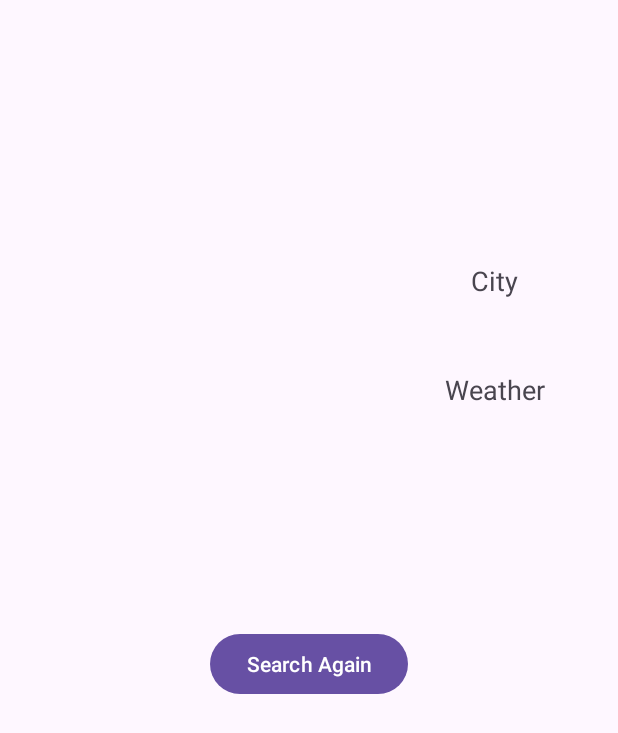
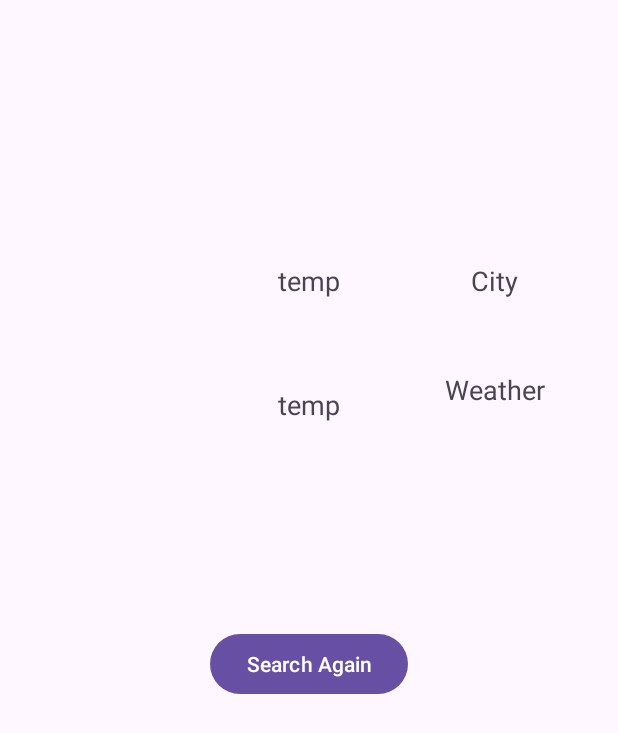
Before and after one commit to ahemanthyadav/weatherApplication, an Android app: the WeatherDetailsFragment screen opened through its navigation route, on a phone screen of 412 x 824 dp. Shown: the top 733 px of the screen. Run offline under Robolectric (Android 15) with nearby library versions, the phone set to English and light mode, and no system bars; our stand-ins replace Dagger/Hilt's generated code, RxJava, navigation-ui.

Commit message:
add temp details to screen, conflict resolve between location and saved search city

```diff
--- a/app/src/main/java/com/example/weatherapplication/BaseApplication.kt
+++ b/app/src/main/java/com/example/weatherapplication/BaseApplication.kt
@@ -1,6 +1,8 @@
 package com.example.weatherapplication
 
 import android.app.Application
+import dagger.hilt.android.HiltAndroidApp
 
+@HiltAndroidApp
 open class BaseApplication: Application() {
 }
--- a/app/src/main/java/com/example/weatherapplication/WeatherApplication.kt
+++ b/app/src/main/java/com/example/weatherapplication/WeatherApplication.kt
@@ -2,7 +2,12 @@ package com.example.weatherapplication
 
 import android.app.Application
 import dagger.hilt.android.HiltAndroidApp
+/*
+
+// Need to enable this for using hilt in unit testing
 
 @HiltAndroidApp
 class WeatherApplication: BaseApplication(){
 }
+
+ */
--- a/app/src/main/java/com/example/weatherapplication/ui/viewmModels/LocationViewModel.kt
+++ b/app/src/main/java/com/example/weatherapplication/ui/viewmModels/LocationViewModel.kt
@@ -13,4 +13,6 @@ class LocationViewModel: ViewModel() {
         // Save first click through out the application
         _locationCalledOnce.value = locationCalledOnce
     }
+
+
 }
--- a/app/src/main/res/layout/weather_details.xml
+++ b/app/src/main/res/layout/weather_details.xml
@@ -67,6 +67,32 @@
         app:layout_constraintBottom_toTopOf="@id/guideline_horizontal2"
         />
 
+    <TextView
+        android:id="@+id/temperature_F"
+        android:layout_width="0dp"
+        android:layout_height="0dp"
+        android:padding="@dimen/margin_ten_dp"
+        android:text="temp"
+        android:textAlignment="center"
+        android:textSize="@dimen/text_size_eighteen_sp"
+        app:layout_constraintBottom_toTopOf="@id/city_weather"
+        app:layout_constraintEnd_toEndOf="@id/guideline_vertical2"
+        app:layout_constraintStart_toStartOf="@id/guideline_vertical1"
+        app:layout_constraintTop_toBottomOf="@id/guideline_horizontal1" />
+    <TextView
+        android:id = "@+id/temperature_C"
+        android:layout_width="0dp"
+        android:layout_height="0dp"
+        android:text="temp"
+        android:textAlignment="center"
+        android:textSize="@dimen/text_size_eighteen_sp"
+        android:padding="@dimen/margin_ten_dp"
+        app:layout_constraintStart_toStartOf="@id/guideline_vertical1"
+        app:layout_constraintEnd_toEndOf="@id/guideline_vertical2"
+        app:layout_constraintTop_toBottomOf="@id/temperature_F"
+        app:layout_constraintBottom_toBottomOf="@id/city_weather"
+        />
+
     <Button
         android:id="@+id/search_again_button"
         android:layout_width="wrap_content"
```
Also changed, not shown: app/src/main/java/com/example/weatherapplication/ui/fragments/WeatherDetailsFragment.kt (+7 -0 lines), app/src/main/java/com/example/weatherapplication/ui/fragments/WeatherSearchFragment.kt (+8 -2 lines), 1 other file.
